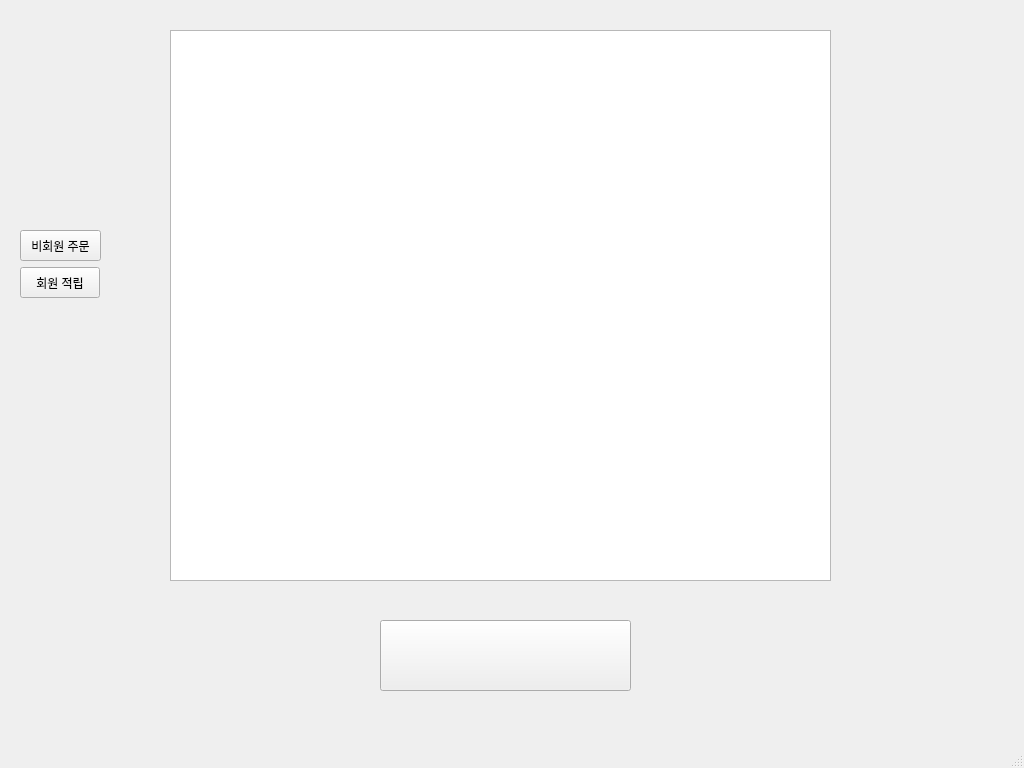
Above: ui/login.ui from pJunghan/RobotArm before the change. Below: the same form after it.
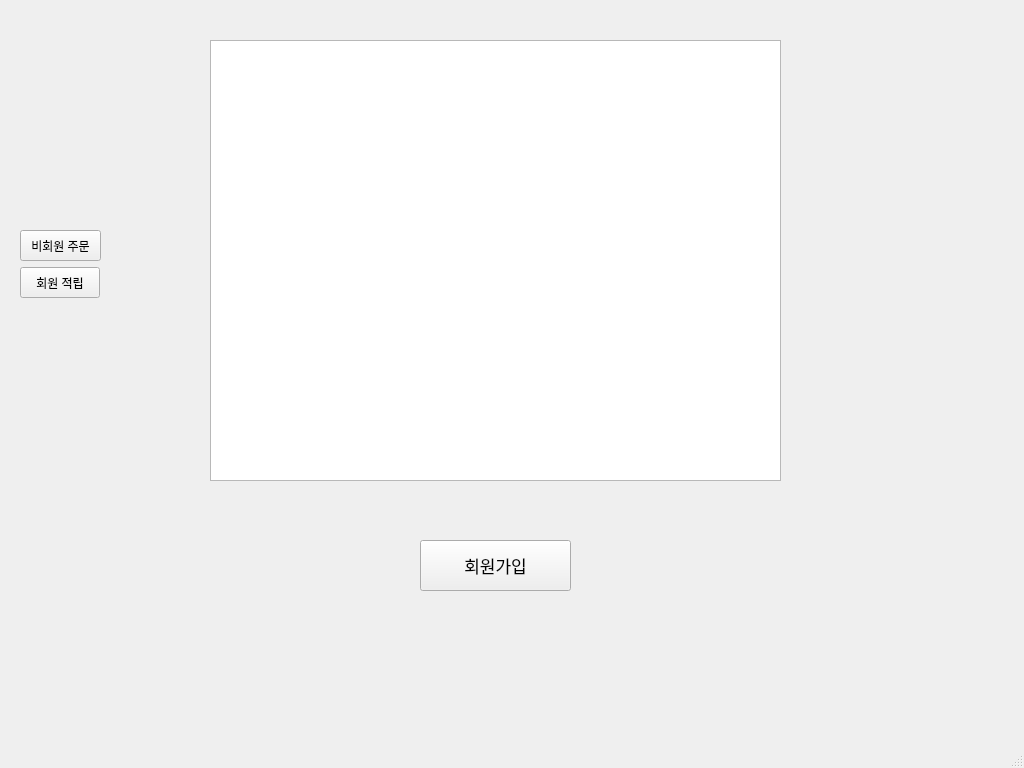
That is the form after the change.

Patch:
```diff
--- a/ui/login.ui
+++ b/ui/login.ui
@@ -20,10 +20,10 @@
    <widget class="QPushButton" name="memberBtn">
     <property name="geometry">
      <rect>
-      <x>380</x>
-      <y>620</y>
-      <width>251</width>
-      <height>71</height>
+      <x>420</x>
+      <y>540</y>
+      <width>151</width>
+      <height>51</height>
      </rect>
     </property>
     <property name="font">
@@ -32,18 +32,21 @@
      </font>
     </property>
     <property name="text">
-     <string/>
+     <string>회원가입</string>
     </property>
    </widget>
    <widget class="QGraphicsView" name="graphicsView">
     <property name="geometry">
      <rect>
-      <x>170</x>
-      <y>30</y>
-      <width>661</width>
-      <height>551</height>
+      <x>210</x>
+      <y>40</y>
+      <width>571</width>
+      <height>441</height>
      </rect>
     </property>
+    <property name="alignment">
+     <set>Qt::AlignCenter</set>
+    </property>
    </widget>
    <widget class="QPushButton" name="mileagebtn">
     <property name="geometry">
```
